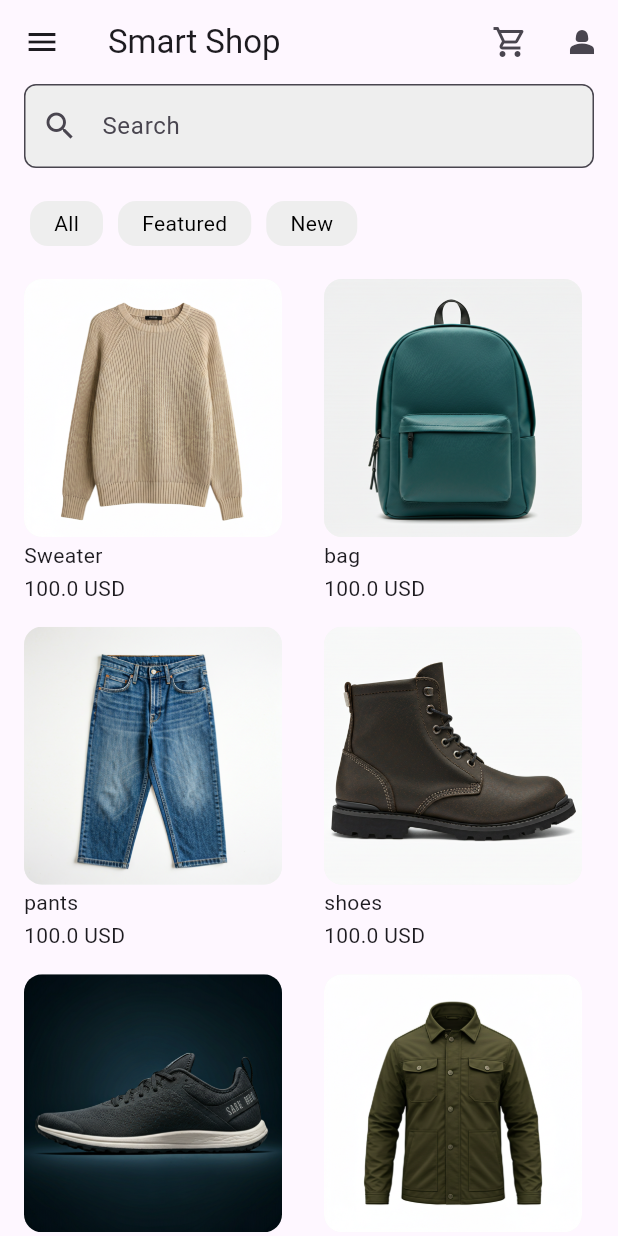
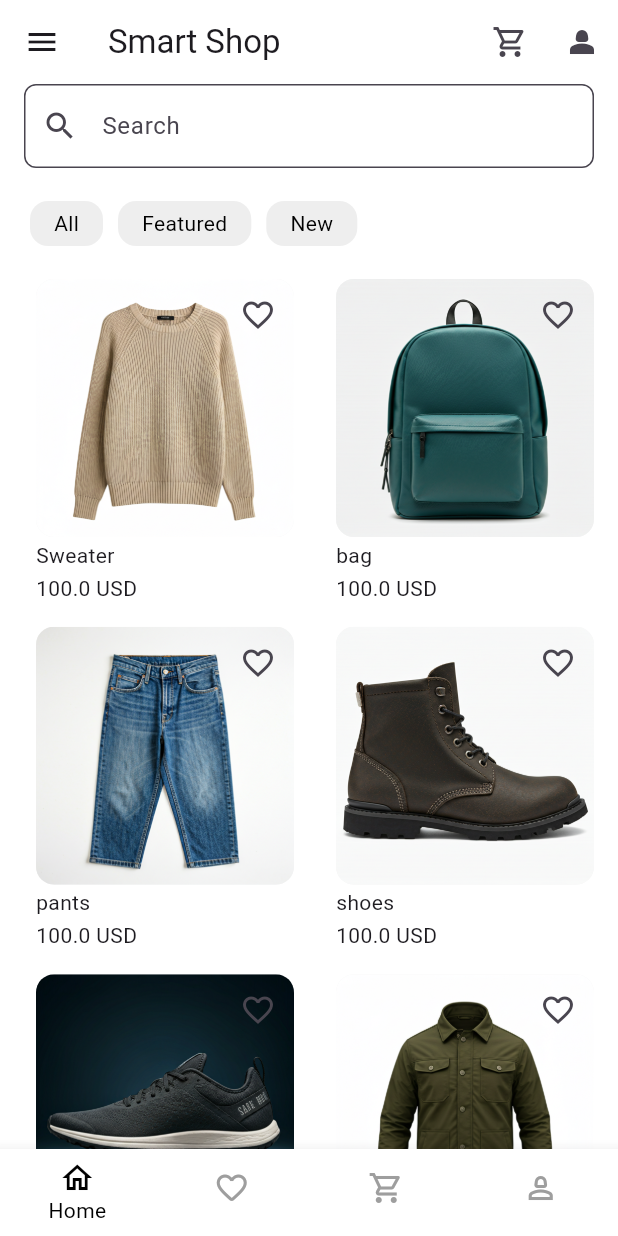
Before and after one commit to Youssefguba/micro_ecommerce, a Flutter app: the screen it shows after launch, on a phone screen of 412 x 824 dp. Run offline on Flutter 3.47's test engine with Material 3 defaults, Android fonts, the phone set to English and light mode, and no system bars.

Commit message:
Add initial screens for cart, profile, and wishlist; implement navigation in home screen

```diff
--- a/lib/home_screen.dart
+++ b/lib/home_screen.dart
@@ -1,18 +1,38 @@
 import 'package:flutter/material.dart';
-import 'package:micro_ecommerce/product_item_model.dart';
+import 'package:micro_ecommerce/screens/product_screen.dart';
 
-class HomeScreen extends StatelessWidget {
+import 'screens/cart_screen.dart';
+import 'screens/profile_screen.dart';
+import 'screens/wishlist_screen.dart';
+
+class HomeScreen extends StatefulWidget {
   const HomeScreen({super.key});
 
   @override
+  State<HomeScreen> createState() => _HomeScreenState();
+}
+
+class _HomeScreenState extends State<HomeScreen> {
+  int _activeIndex = 0;
+
+  List<String> titles = ['Home', 'Wishlist', 'Cart', 'Profile'];
+
+  final List<Widget> body = const [
+    ProductScreen(),
+    WishlistScreen(),
+    CartScreen(),
+    ProfileScreen(),
+  ];
+
+  @override
   Widget build(BuildContext context) {
-    print('GUBA :: Size ${MediaQuery.sizeOf(context).width}');
-    // adapted
-    // Adaptive Widgets
     return Scaffold(
-      drawer: Drawer(),
+      backgroundColor: Colors.white,
+      drawer: const Drawer(),
       appBar: AppBar(
-        title: Text('Smart Shop'),
+        backgroundColor: Colors.white,
+
+        title: const Text('Smart Shop'),
         // leading: Icon(Icons.arrow_back),
         actions: [
           IconButton(
@@ -29,112 +49,43 @@ class HomeScreen extends StatelessWidget {
           ),
         ],
       ),
-      body: Column(
-        spacing: 10,
-        children: [
-          // Search Bar
-          _buildSearchBar(),
+      body: body[_activeIndex],
+      bottomNavigationBar: BottomNavigationBar(
+        backgroundColor: Colors.white,
+        selectedItemColor: Colors.black,
+        unselectedItemColor: Colors.grey,
+        showUnselectedLabels: false,
+        type: BottomNavigationBarType.fixed,
+        // backgroundColor: Colors.white,
+        currentIndex: _activeIndex,
+        onTap: (index) {
+          // حماصة العيل الرخم
+          // setState
+          print('GUBA :: current index $index');
 
-          // Filter Buttons
-          Row(
-            spacing: 10,
-            children: [
-              SizedBox(width: 10),
-              _buildFilterButton('All'),
-              _buildFilterButton('Featured'),
-              _buildFilterButton('New'),
-            ],
+          setState(() {
+            _activeIndex = index;
+          });
+        },
+        items: const [
+          BottomNavigationBarItem(
+            icon: Icon(Icons.home_outlined),
+            label: 'Home',
           ),
-
-          // List of Products
-
-          // Grid
-          Expanded(
-            child: Padding(
-              padding: const EdgeInsets.symmetric(horizontal: 16.0),
-              child: GridView.builder(
-                gridDelegate: SliverGridDelegateWithFixedCrossAxisCount(
-                  crossAxisCount: 2,
-                  mainAxisSpacing: 20,
-                  crossAxisSpacing: 20,
-                  childAspectRatio: 0.85,
-                ),
-                itemCount: ProductItemModel.productsList.length,
-                itemBuilder: (context, i) {
-                  // 80% daily work.
-                  // Loading per need
-                  return _buildProductItem(
-                    product: ProductItemModel.productsList[i],
-                  );
-                },
-                // children: [
-                //   for (int i = 0; i < ProductItemModel.productsList.length; i++)
-                //     _buildProductItem(
-                //       product: ProductItemModel.productsList[i],
-                //     ),
-                // ],
-              ),
-            ),
+          BottomNavigationBarItem(
+            icon: Icon(Icons.favorite_outline_rounded),
+            label: 'Wishlist',
+          ),
+          BottomNavigationBarItem(
+            icon: Icon(Icons.shopping_cart_outlined),
+            label: 'Cart',
+          ),
+          BottomNavigationBarItem(
+            icon: Icon(Icons.person_2_outlined),
+            label: 'Profile',
           ),
         ],
       ),
     );
   }
-
-  //  Function Widget
-  Widget _buildFilterButton(String text) {
-    return Container(
-      margin: EdgeInsets.symmetric(vertical: 12),
-      decoration: BoxDecoration(
-        color: Colors.grey.shade200,
-        borderRadius: BorderRadius.circular(12),
-      ),
-      padding: EdgeInsets.symmetric(horizontal: 16, vertical: 5),
-      child: Text(text, style: TextStyle(color: Colors.black)),
-    );
-  }
-
-  Widget _buildSearchBar() {
-    return Container(
-      margin: EdgeInsets.symmetric(horizontal: 16),
-      child: TextField(
-        decoration: InputDecoration(
-          fillColor: Colors.grey.shade200,
-          filled: true,
-          hintText: 'Search',
-          // labelText: 'Enter you search',
-          // helperText: 'Your password should contain 8 characters',
-          prefixIcon: Icon(Icons.search),
-          border: OutlineInputBorder(borderRadius: BorderRadius.circular(8)),
-          // suffixIcon: Icon(Icons.visibility),
-        ),
-      ),
-    );
-  }
-
-  Widget _buildProductItem({required ProductItemModel product}) {
-    return Column(
-      spacing: 2,
-      crossAxisAlignment: CrossAxisAlignment.start,
-      children: [
-        ClipRRect(
-          // borderRadius: BorderRadius.circular(12),
-          child: Container(
-            height: 172,
-            width: 172,
-            decoration: BoxDecoration(
-              color: Colors.grey.shade100,
-              borderRadius: BorderRadius.circular(12),
-              image: DecorationImage(image: AssetImage(product.image)),
-            ),
-            // child: Image.asset(product.image),
-          ),
-        ),
-        Text(product.name),
-        Text('${product.price} USD'),
-      ],
-    );
-  }
 }
-
-// Boilerplate code
--- a/lib/main.dart
+++ b/lib/main.dart
@@ -1,6 +1,7 @@
 import 'package:flutter/material.dart';
 
 import 'home_screen.dart';
+import 'screens/product_screen.dart';
 
 void main() {
 
--- a/lib/product_item_model.dart
+++ b/lib/product_item_model.dart
@@ -2,8 +2,14 @@ class ProductItemModel {
   final String name;
   final String image;
   final double price;
+  bool isFavourite;
 
-  ProductItemModel(this.name, this.image, this.price);
+  ProductItemModel(
+    this.name,
+    this.image,
+    this.price, {
+    this.isFavourite = false,
+  });
 
   static List<ProductItemModel> productsList = [
     ProductItemModel('Sweater', 'assets/products/sweater.png', 100),
--- /dev/null
+++ b/lib/screens/product_screen.dart
@@ -0,0 +1,158 @@
+import 'package:flutter/material.dart';
+import 'package:micro_ecommerce/product_item_model.dart';
+
+class ProductScreen extends StatefulWidget {
+  const ProductScreen({super.key});
+
+  @override
+  State<ProductScreen> createState() => _ProductScreenState();
+}
+
+class _ProductScreenState extends State<ProductScreen> {
+
+  @override
+  Widget build(BuildContext context) {
+    // adapted
+    // Adaptive Widgets
+    return Column(
+      spacing: 10,
+      children: [
+        // Search Bar
+        _buildSearchBar(),
+
+        // Filter Buttons
+        Row(
+          spacing: 10,
+          children: [
+            SizedBox(width: 10),
+            _buildFilterButton('All'),
+            _buildFilterButton('Featured'),
+            _buildFilterButton('New'),
+          ],
+        ),
+
+        // List of Products
+
+        // Grid
+        Expanded(
+          child: Padding(
+            padding: const EdgeInsets.symmetric(horizontal: 16.0),
+            child: GridView.builder(
+              gridDelegate: SliverGridDelegateWithFixedCrossAxisCount(
+                crossAxisCount: 2,
+                mainAxisSpacing: 20,
+                crossAxisSpacing: 20,
+                childAspectRatio: 0.85,
+              ),
+              itemCount: ProductItemModel.productsList.length,
+              itemBuilder: (context, i) {
+                // 80% daily work.
+                // Loading per need
+                return _buildProductItem(
+                  product: ProductItemModel.productsList[i],
+                );
+              },
+              // children: [
+              //   for (int i = 0; i < ProductItemModel.productsList.length; i++)
+              //     _buildProductItem(
+              //       product: ProductItemModel.productsList[i],
+              //     ),
+              // ],
+            ),
+          ),
+        ),
+      ],
+    );
+  }
+
+  //  Function Widget
+  Widget _buildFilterButton(String text) {
+    return Container(
+      margin: EdgeInsets.symmetric(vertical: 12),
+      decoration: BoxDecoration(
+        color: Colors.grey.shade200,
+        borderRadius: BorderRadius.circular(12),
+      ),
+      padding: EdgeInsets.symmetric(horizontal: 16, vertical: 5),
+      child: Text(text, style: TextStyle(color: Colors.black)),
+    );
+  }
+
+  Widget _buildSearchBar() {
+    return Container(
+      margin: EdgeInsets.symmetric(horizontal: 16),
+      child: TextField(
+        decoration: InputDecoration(
+          fillColor: Colors.white,
+          filled: true,
+          hintText: 'Search',
+          // labelText: 'Enter you search',
+          // helperText: 'Your password should contain 8 characters',
+          prefixIcon: Icon(Icons.search),
+          border: OutlineInputBorder(borderRadius: BorderRadius.circular(8)),
+          // suffixIcon: Icon(Icons.visibility),
+        ),
+      ),
+    );
+  }
+
+  Widget _buildProductItem({required ProductItemModel product}) {
+    // FIFO = First in First Out (Queue)
+    // LIFO = Last in First Out (Stack)
+
+    // rtl = Right to Left
+    // ltr = Left to Right
+    return Stack(
+      alignment: AlignmentDirectional.topEnd,
+      children: [
+        Column(
+          spacing: 2,
+          crossAxisAlignment: CrossAxisAlignment.start,
+          children: [
+            ClipRRect(
+              // borderRadius: BorderRadius.circular(12),
+              child: Container(
+                height: 172,
+                width: 172,
+                decoration: BoxDecoration(
+                  color: Colors.grey.shade100,
+                  borderRadius: BorderRadius.circular(12),
+                  image: DecorationImage(image: AssetImage(product.image)),
+                ),
+                // child: Image.asset(product.image),
+              ),
+            ),
+            Text(product.name),
+            Text('${product.price} USD'),
+          ],
+        ),
+
+        IconButton(
+          onPressed: () {
+            print('Item added to cart!');
+            setState(() {
+              // if (_isFavourite) {
+              //   _isFavourite = false;
+              // } else {
+              //   _isFavourite = true;
+              // }
+
+              product.isFavourite = !product.isFavourite;
+            });
+          },
+          icon: product.isFavourite
+              ? Icon(Icons.favorite, color: Colors.red)
+              : Icon(Icons.favorite_outline),
+        ),
+      ],
+    );
+  }
+}
+
+// Boilerplate code
+
+
+// Column
+// Row
+// Expanded
+// Spacer
```
Also changed, not shown: lib/screens/cart_screen.dart (added, +45 -0 lines), lib/screens/profile_screen.dart (added, +10 -0 lines), lib/screens/wishlist_screen.dart (added, +10 -0 lines).
